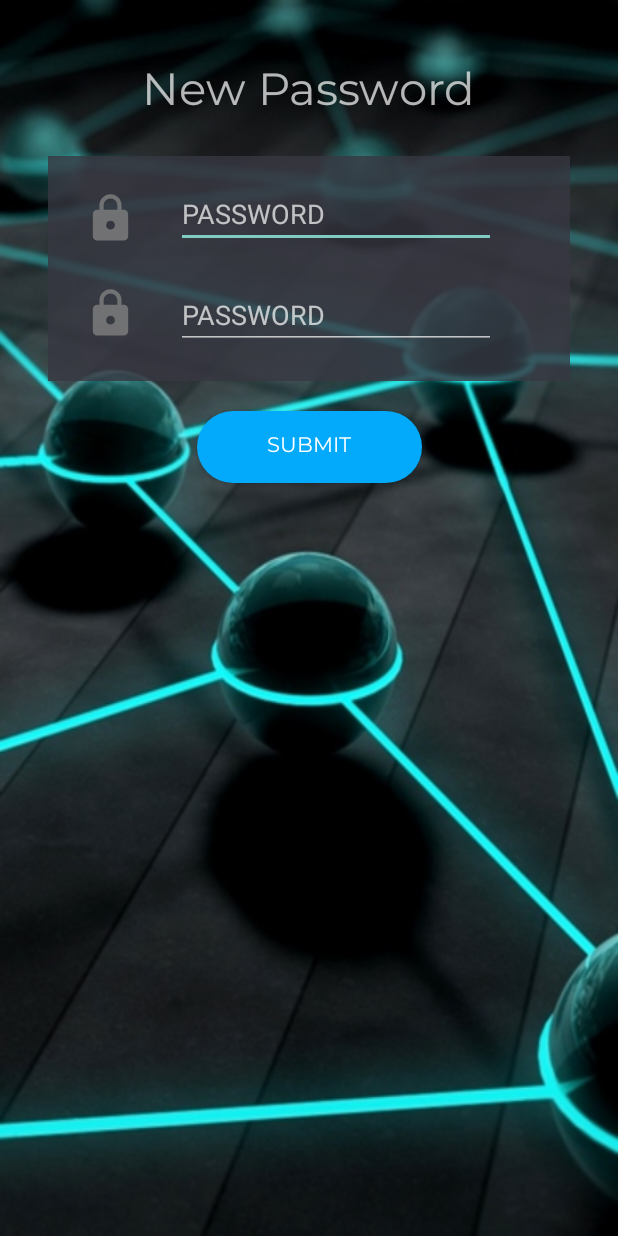
After one commit to cheese-advocate/LinkVantage-Android, an Android app: the NewPassword screen opened directly, with no data from a screen before it, on a phone screen of 412 x 824 dp. The commit adds this screen. Run offline under Robolectric (Android 15) with nearby library versions, the phone set to English and light mode, and no system bars.

Commit message:
New password page created and working. Still no validation but it is functional. Only thing needed is successful communication with the PHP web server to access the database

```diff
--- a/CompulinkApp/app/src/main/AndroidManifest.xml
+++ b/CompulinkApp/app/src/main/AndroidManifest.xml
@@ -9,7 +9,8 @@
         android:roundIcon="@mipmap/ic_launcher_round"
         android:supportsRtl="true"
         android:theme="@style/Theme.AppCompat.NoActionBar">
-        <activity android:name=".Dash"></activity>
+        <activity android:name=".NewPassword"></activity>
+        <activity android:name=".Dash" />
         <activity android:name=".RegisterCompanyActivity" />
         <activity android:name=".LoginActivity" />
         <activity android:name=".RegisterAccount" />
--- a/CompulinkApp/app/src/main/java/com/example/compulinkapp/ForgotPassword.java
+++ b/CompulinkApp/app/src/main/java/com/example/compulinkapp/ForgotPassword.java
@@ -6,6 +6,7 @@ import android.content.Intent;
 import android.os.Bundle;
 import android.view.View;
 import android.widget.Button;
+import android.widget.Toast;
 
 public class ForgotPassword extends AppCompatActivity {
 
@@ -13,6 +14,8 @@ public class ForgotPassword extends AppCompatActivity {
     protected void onCreate(Bundle savedInstanceState) {
         super.onCreate(savedInstanceState);
         setContentView(R.layout.activity_forgot_password);
+
+        Toast.makeText(getApplicationContext(), "To reset your password an OTP will be sent to you either via\nEmail or\nTo your account on the website", Toast.LENGTH_LONG).show();
 
         Button returnToLogin = (Button) findViewById(R.id.backToLogin);
 
@@ -25,5 +28,15 @@ public class ForgotPassword extends AppCompatActivity {
                 startActivity(backToLogin);
             }
         });
+
+        Button resetPasswordSubmit = (Button) findViewById(R.id.reset_password_submit);
+
+        resetPasswordSubmit.setOnClickListener(new View.OnClickListener() {
+            @Override
+            public void onClick(View v) {
+                Intent newPassword = new Intent(v.getContext(), NewPassword.class);
+                startActivity(newPassword);
+            }
+        });
     }
 }
--- /dev/null
+++ b/CompulinkApp/app/src/main/java/com/example/compulinkapp/NewPassword.java
@@ -0,0 +1,14 @@
+package com.example.compulinkapp;
+
+import androidx.appcompat.app.AppCompatActivity;
+
+import android.os.Bundle;
+
+public class NewPassword extends AppCompatActivity {
+
+    @Override
+    protected void onCreate(Bundle savedInstanceState) {
+        super.onCreate(savedInstanceState);
+        setContentView(R.layout.activity_new_password);
+    }
+}
--- a/CompulinkApp/app/src/main/res/layout/activity_forgot_password.xml
+++ b/CompulinkApp/app/src/main/res/layout/activity_forgot_password.xml
@@ -81,7 +81,7 @@
         app:layout_constraintTop_toBottomOf="@+id/recoveryContainer" />
 
     <Button
-        android:id="@+id/button2"
+        android:id="@+id/reset_password_submit"
         android:layout_width="250dp"
         android:layout_height="wrap_content"
         android:layout_marginTop="32dp"
--- /dev/null
+++ b/CompulinkApp/app/src/main/res/layout/activity_new_password.xml
@@ -0,0 +1,94 @@
+<?xml version="1.0" encoding="utf-8"?>
+<androidx.constraintlayout.widget.ConstraintLayout xmlns:android="http://schemas.android.com/apk/res/android"
+    xmlns:app="http://schemas.android.com/apk/res-auto"
+    xmlns:tools="http://schemas.android.com/tools"
+    android:layout_width="match_parent"
+    android:layout_height="match_parent"
+    tools:context=".NewPassword"
+    android:background="@drawable/android_background">
+
+    <TextView
+        android:id="@+id/new_password_title"
+        android:layout_width="wrap_content"
+        android:layout_height="wrap_content"
+        android:text="New Password"
+        android:textSize="30sp"
+        android:fontFamily="@font/montserrat"
+        app:layout_constraintTop_toTopOf="parent"
+        app:layout_constraintStart_toStartOf="parent"
+        app:layout_constraintEnd_toEndOf="parent"
+        android:layout_marginTop="40dp"/>
+
+    <View
+        android:id="@+id/new_password_container"
+        android:layout_width="0dp"
+        android:layout_height="150dp"
+        android:layout_marginStart="32dp"
+        android:layout_marginEnd="32dp"
+        android:layout_marginTop="20dp"
+        android:layout_marginBottom="250dp"
+        android:background="#CC373741"
+        app:layout_constraintEnd_toEndOf="parent"
+        app:layout_constraintStart_toStartOf="parent"
+        app:layout_constraintTop_toBottomOf="@id/new_password_title" />
+
+    <Button
+        android:id="@+id/new_password_submit"
+        android:layout_width="150dp"
+        android:layout_height="wrap_content"
+        android:text="Submit"
+        android:background="@drawable/rounded_button"
+        android:fontFamily="@font/montserrat"
+        android:textSize="14sp"
+        app:layout_constraintTop_toBottomOf="@id/new_password_container"
+        app:layout_constraintStart_toStartOf="parent"
+        app:layout_constraintEnd_toEndOf="parent"
+        android:layout_marginTop="20dp"/>
+
+    <EditText
+        android:id="@+id/new_password_inp"
+        android:layout_width="wrap_content"
+        android:layout_height="wrap_content"
+        android:layout_marginTop="16dp"
+        android:layout_marginEnd="24dp"
+        android:ems="10"
+        android:hint="@string/passwordHint"
+        android:inputType="textPassword"
+        app:layout_constraintEnd_toEndOf="@id/new_password_container"
+        app:layout_constraintStart_toEndOf="@id/new_password_lock_img1"
+        app:layout_constraintTop_toTopOf="@id/new_password_container" />
+
+    <EditText
+        android:id="@+id/new_password_inp_confirm"
+        android:layout_width="wrap_content"
+        android:layout_height="wrap_content"
+        android:layout_marginEnd="24dp"
+        android:ems="10"
+        android:hint="@string/passwordHint"
+        android:inputType="textPassword"
+        app:layout_constraintBottom_toBottomOf="@id/new_password_container"
+        app:layout_constraintEnd_toEndOf="@id/new_password_container"
+        app:layout_constraintStart_toEndOf="@id/new_password_lock_img2"
+        app:layout_constraintTop_toBottomOf="@id/new_password_inp" />
+
+    <ImageView
+        android:id="@+id/new_password_lock_img1"
+        android:layout_width="35dp"
+        android:layout_height="35dp"
+        android:layout_marginStart="24dp"
+        android:layout_marginTop="24dp"
+        app:layout_constraintStart_toStartOf="@id/new_password_container"
+        app:layout_constraintTop_toTopOf="@id/new_password_container"
+        app:srcCompat="@drawable/ic_lock" />
+
+    <ImageView
+        android:id="@+id/new_password_lock_img2"
+        android:layout_width="35dp"
+        android:layout_height="35dp"
+        android:layout_marginStart="24dp"
+        app:layout_constraintBottom_toBottomOf="@id/new_password_container"
+        app:layout_constraintStart_toStartOf="@id/new_password_container"
+        app:layout_constraintTop_toBottomOf="@id/new_password_lock_img1"
+        app:srcCompat="@drawable/ic_lock" />
+
+</androidx.constraintlayout.widget.ConstraintLayout>
--- a/CompulinkApp/app/src/main/res/values/strings.xml
+++ b/CompulinkApp/app/src/main/res/values/strings.xml
@@ -28,8 +28,8 @@
     <string name="additional_information_reg_txt">ADDITIONAL INFORMATION</string>
     <string name="register_account_btn_txt">REGISTER ACCOUNT</string>
     <string-array name="password_recovery_options">
-        <item>TEXT OTP</item>
-        <item>RESET PASSWORD</item>
+        <item>Web OTP</item>
+        <item>Email OTP</item>
     </string-array>
     <string name="title_activity_dashboard">MainActivity</string>
     <string name="title_home">Home</string>
```
